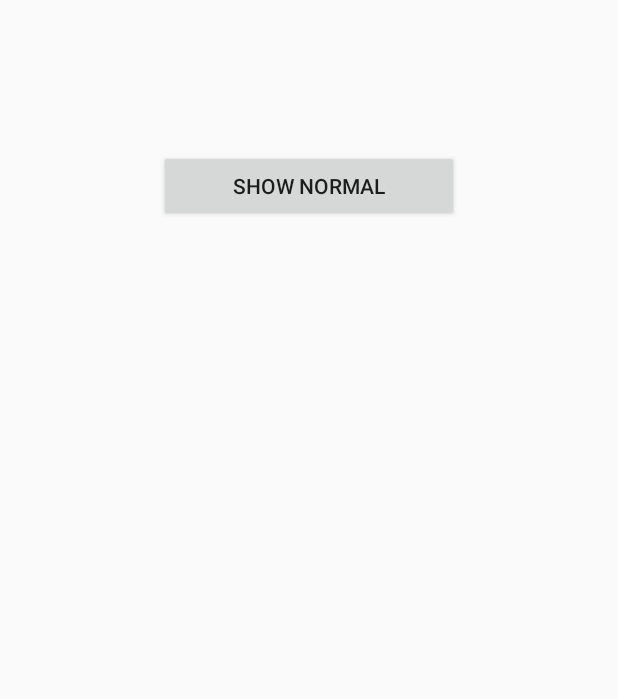
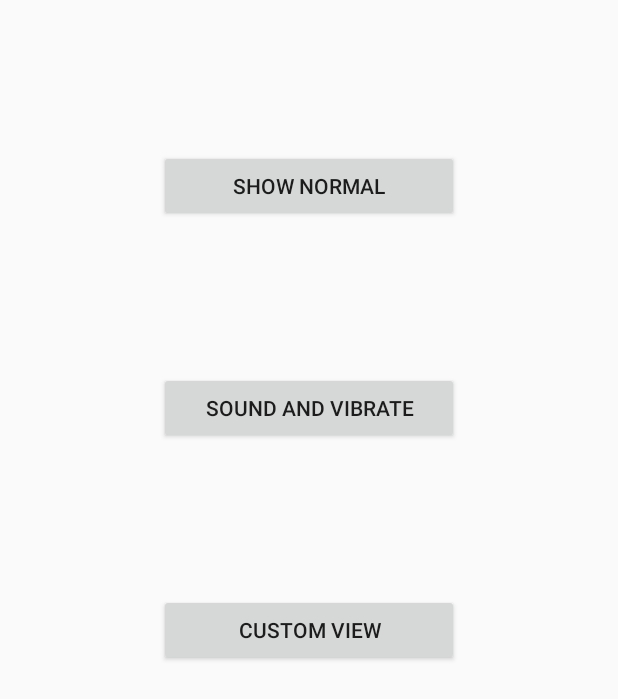
Before and after one commit to ngohado/My-Example, an Android app: the NotificationActivity screen opened directly, with no data from a screen before it, after a tap on "SHOW NORMAL", on a phone screen of 412 x 824 dp. Shown: the top 699 px of the screen. Run offline under Robolectric (Android 15) with nearby library versions, the phone set to English and light mode, and no system bars; our stand-ins replace ButterKnife.

Commit message:
nealy done

```diff
--- a/app/src/main/java/com/hado/myexample/notification/NotificationActivity.java
+++ b/app/src/main/java/com/hado/myexample/notification/NotificationActivity.java
@@ -1,17 +1,11 @@
 package com.hado.myexample.notification;
 
 import android.app.Notification;
-import android.app.PendingIntent;
 import android.content.Context;
 import android.content.Intent;
-import android.graphics.BitmapFactory;
 
 import com.hado.myexample.R;
 import com.hado.myexample.activity.BaseActivity;
-import com.hado.myexample.activity.MainActivity;
-
-import java.util.HashMap;
-import java.util.Map;
 
 import butterknife.OnClick;
 
@@ -34,22 +28,19 @@ public class NotificationActivity extends BaseActivity implements NotificationHe
 
     @OnClick(R.id.btn_normal)
     public void buttonNormalClicked() {
-        Map<Integer, String> actions = new HashMap<>();
-        actions.put(R.id.img_number, "image");
-        actions.put(R.id.tv_exercise_name, "name");
-        actions.put(R.id.tv_exercise_description, "description");
+//        NotificationHelper.getInstance(getApplicationContext()).setTitle("Hello there!")
+//                .setContent("My name is Hado")
+//                .setSmallIcon(R.draw)
+    }
 
-        Intent intent = new Intent(this, MainActivity.class);
-        intent.setFlags(Intent.FLAG_ACTIVITY_CLEAR_TOP | Intent.FLAG_ACTIVITY_SINGLE_TOP);
-        NotificationHelper.getInstance(getApplicationContext()).setSmallIcon(R.mipmap.ic_launcher)
-                .setTitle("Hello there")
-                .setContent("My name is Hado")
-                .setVibrate(false)
-                .setSound(false, R.raw.notification_sound)
-                .setLedLight(0xff00ff00)
-                .setLargeIcon(BitmapFactory.decodeResource(getResources(), R.mipmap.notification))
-                .setCancelable(true)
-                .setContentIntent(intent, PendingIntent.FLAG_UPDATE_CURRENT).show(1234);
+    @OnClick(R.id.btn_effect)
+    public void buttonEffectClicked() {
+
+    }
+
+    @OnClick(R.id.btn_custom)
+    public void buttonCustomViewClicked() {
+
     }
 
     @Override
--- a/app/src/main/java/com/hado/myexample/notification/NotificationHelper.java
+++ b/app/src/main/java/com/hado/myexample/notification/NotificationHelper.java
@@ -208,7 +208,7 @@ public class NotificationHelper {
         return notificationHelper;
     }
 
-    protected static int generateUniqueId() {
+    private static int generateUniqueId() {
         String uniqueNumber = String.format("%d%d%d%d", Calendar.getInstance().get(Calendar.DAY_OF_WEEK), Calendar.getInstance().get(Calendar.HOUR_OF_DAY), Calendar.getInstance().get(Calendar.MINUTE), Calendar.getInstance().get(Calendar.MILLISECOND));
         return Integer.parseInt(uniqueNumber);
     }
--- a/app/src/main/res/layout/activity_notification.xml
+++ b/app/src/main/res/layout/activity_notification.xml
@@ -13,4 +13,23 @@
         android:layout_centerHorizontal="true"
         android:layout_marginTop="100dp"
         android:text="Show Normal"/>
+
+    <Button
+        android:id="@+id/btn_effect"
+        android:layout_width="200dp"
+        android:layout_height="wrap_content"
+        android:layout_centerHorizontal="true"
+        android:layout_marginTop="100dp"
+        android:layout_below="@+id/btn_normal"
+        android:text="Sound and Vibrate"/>
+
+    <Button
+        android:id="@+id/btn_custom"
+        android:layout_width="200dp"
+        android:layout_height="wrap_content"
+        android:layout_centerHorizontal="true"
+        android:layout_below="@+id/btn_effect"
+        android:layout_marginTop="100dp"
+        android:text="Custom view"/>
+
 </RelativeLayout>
```
